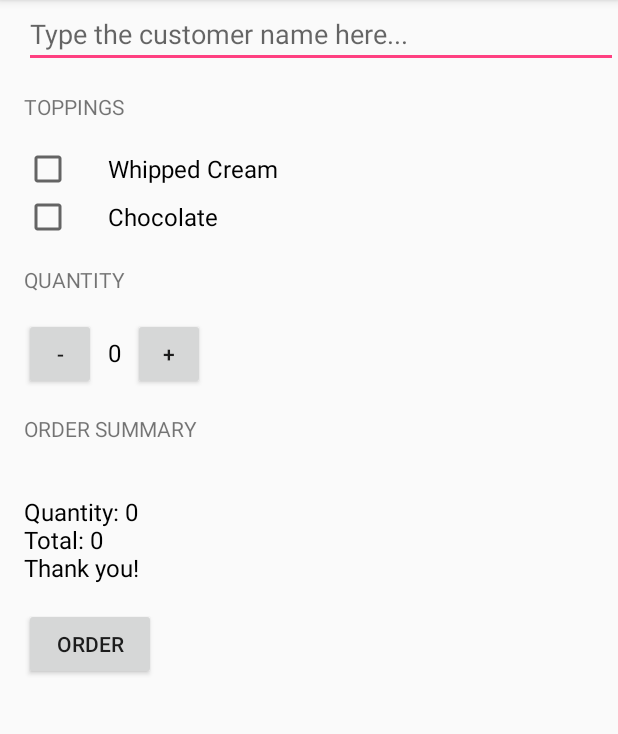
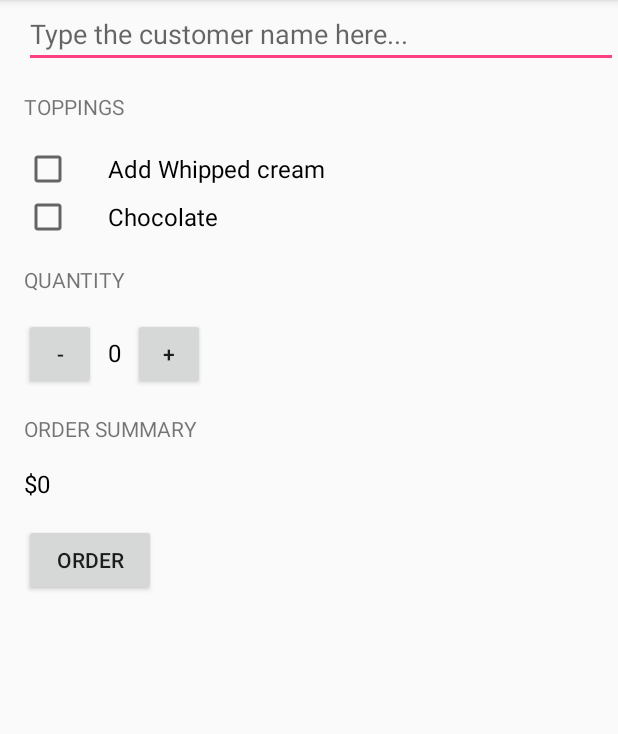
Before and after one commit to bennythejudge/JustJava, an Android app: the screen it shows after launch (MainActivity), after a tap on "ORDER", on a phone screen of 412 x 824 dp, the part 84-818 px from its top. Run offline under Robolectric (Android 15) with nearby library versions, the phone set to English and light mode, and no system bars.

Commit message:
Add localization

```diff
--- a/app/src/main/java/com/example/android/justjava/MainActivity.java
+++ b/app/src/main/java/com/example/android/justjava/MainActivity.java
@@ -7,6 +7,8 @@
  */
 package com.example.android.justjava;
 
+import android.content.Intent;
+import android.net.Uri;
 import android.os.Bundle;
 import android.support.v7.app.AppCompatActivity;
 import android.util.Log;
@@ -47,18 +49,21 @@ public class MainActivity extends AppCompatActivity {
     private String createOrderSummary(int unit_price, int quantity, boolean hasWhippedCream,
                                       boolean hasChocolate, String customerName) {
 
-        String whippedcream =  (hasWhippedCream) ? "With Whipped Cream on Top\n" : "";
+        String whippedcream =  (hasWhippedCream) ? getString(R.string.topping_whipped_cream) + "\n" : "";
         String chocolate =  (hasChocolate) ? "With Chocolate\n" : "";
+        int price = calculatePrice(quantity, unit_price, hasWhippedCream, hasChocolate);
 
         return customerName + "\n" +
                 whippedcream +
                 chocolate +
-                "Quantity: " + quantity + "\n" +
-                "Total: " + calculatePrice(quantity, unit_price, hasWhippedCream, hasChocolate) +
+                getString(R.string.quantity_string) + ": " + quantity + "\n" +
+
+                getString(
+                        R.string.order_summary_price,
+                        NumberFormat.getCurrencyInstance().format(price)) +
                 "\n" +
-                "Thank you!";
+                getString(R.string.thankyou);
     }
-
 
     public void submitOrder(View view) {
 
@@ -73,7 +78,22 @@ public class MainActivity extends AppCompatActivity {
         String priceMessage = createOrderSummary(unit_price, quantity, hasWhippedCream,
                 hasChocolate, customerName );
 
-        displayMessage(priceMessage);
+//        Intent mapIntent = new Intent(Intent.ACTION_VIEW);
+//        mapIntent.setData(Uri.parse("geo:47.6, -122.3"));
+//
+//        if (mapIntent.resolveActivity(getPackageManager()) != null) {
+//            startActivity(mapIntent);
+//        }
+
+
+        Intent emailIntent = new Intent(Intent.ACTION_SENDTO, Uri.parse("mailto:" +
+                "logube@gmail.com"));
+        String subject = "JustJava coffee order for " + customerName;
+        emailIntent.putExtra(Intent.EXTRA_SUBJECT, subject);
+        emailIntent.putExtra(Intent.EXTRA_TEXT, priceMessage);
+        if (emailIntent.resolveActivity(getPackageManager()) != null) {
+            startActivity(emailIntent);
+        }
     }
 
     public void increment(View view) {
--- a/app/src/main/res/layout/activity_main.xml
+++ b/app/src/main/res/layout/activity_main.xml
@@ -22,7 +22,7 @@
             android:layout_height="wrap_content"
             android:layout_marginBottom="16dp"
             android:layout_marginTop="16dp"
-            android:text="Toppings"
+            android:text="@string/toppings"
             android:textAllCaps="true" />
 
         <CheckBox
@@ -30,7 +30,7 @@
             android:layout_width="wrap_content"
             android:layout_height="wrap_content"
             android:paddingLeft="24dp"
-            android:text="Whipped Cream"
+            android:text="@string/topping_whipped_cream"
             android:textAppearance="?android:textAppearanceMedium"
             android:textSize="16sp" />
 
--- a/app/src/main/res/values/strings.xml
+++ b/app/src/main/res/values/strings.xml
@@ -1,4 +1,19 @@
-<resources>
+<resources xmlns:xliff="urn:oasis:names:tc:xliff:document:1.2">
+    <!-- Application name [CHAR LIMIT=12] -->
     <string name="app_name">JustJava</string>
+
+    <!-- Hint in the customer name field [CHAR LIMIT=20] -->
     <string name="customer_name">Type the customer name here...</string>
+
+    <string name="toppings">Toppings</string>
+    <string name="topping_whipped_cream">Add Whipped cream</string>
+    <string name="quantity_string">Quantity</string>
+    <string name="thankyou">Thanks!</string>
+
+    <!--
+     Total price for the order summary. It will be shown in the format of
+     "Total: $10" where $10 is the price. [CHAR LIMIT=NONE]
+    -->
+    <string name="order_summary_price">Total: <xliff:g id="price" example="$10">%s</xliff:g>
+    </string>
 </resources>
```
Also changed, not shown: 1 other file.
